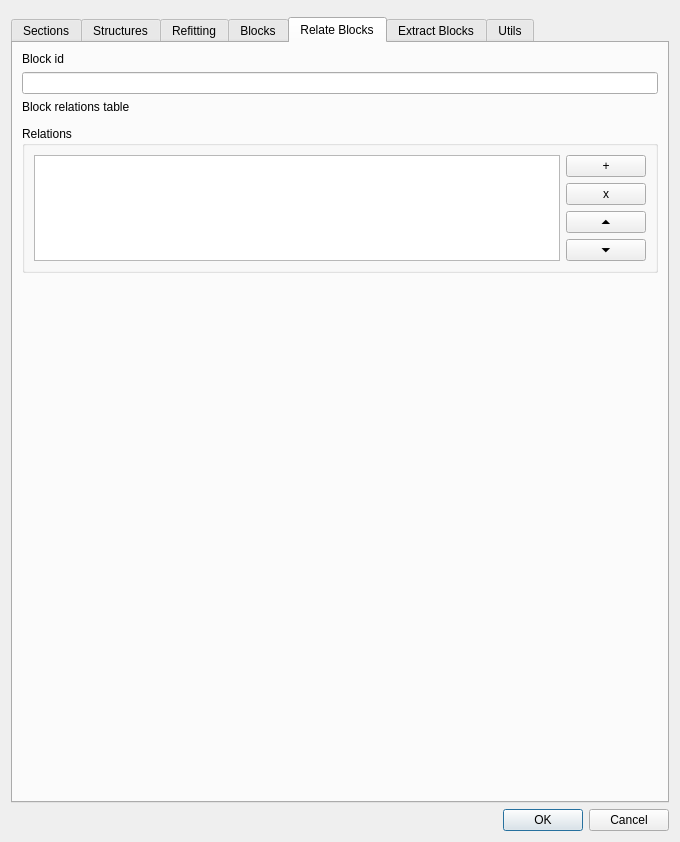
psigcat/sugartools, file sugar_tools_dialog.ui: the form before one commit.
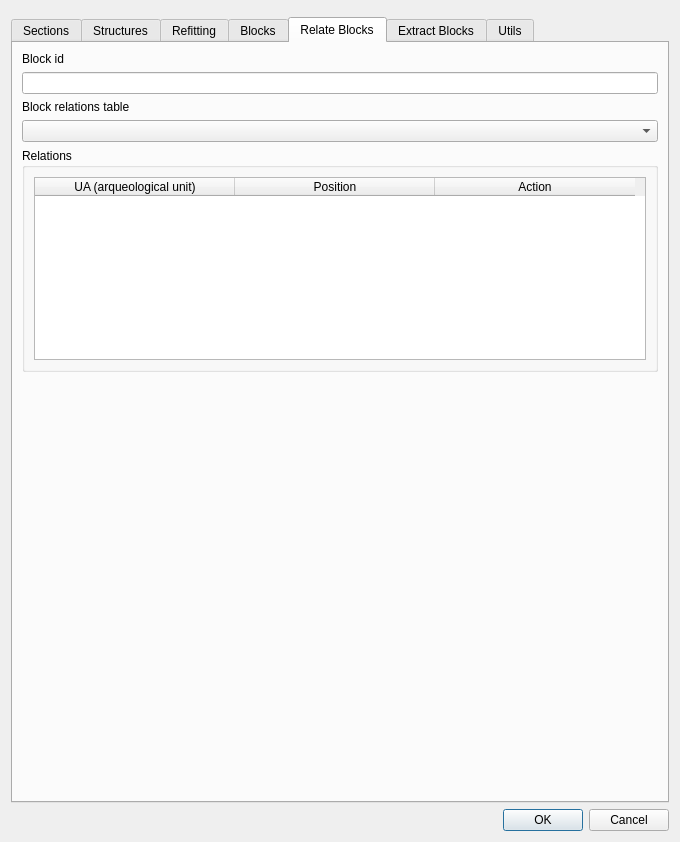
The form after the commit. The open tabs and pages were chosen to show the change. Custom widgets are drawn as their Qt base class.

Commit message: tool5: initial commit, see #5

Patch:
```diff
--- a/sugar_tools_dialog.ui
+++ b/sugar_tools_dialog.ui
@@ -746,7 +746,7 @@
         </widget>
        </item>
        <item>
-        <widget class="QgsFileWidget" name="relblocks_table"/>
+        <widget class="QgsMapLayerComboBox" name="relblocks_table"/>
        </item>
        <item>
         <widget class="QGroupBox" name="groupBox_7">
@@ -754,35 +754,26 @@
           <string>Relations</string>
          </property>
          <layout class="QGridLayout" name="gridLayout_15">
-          <item row="0" column="0" rowspan="4">
-           <widget class="QListView" name="relblocks_table_2"/>
-          </item>
-          <item row="0" column="1">
-           <widget class="QPushButton" name="relblocks_add_btn">
+          <item row="0" column="0">
+           <widget class="QTableWidget" name="relblocks_relations">
+            <attribute name="horizontalHeaderDefaultSectionSize">
+             <number>200</number>
+            </attribute>
+            <column>
             <property name="text">
-             <string>+</string>
-            </property>
-           </widget>
-          </item>
-          <item row="1" column="1">
-           <widget class="QPushButton" name="relblocks_remove_btn">
+              <string>UA (arqueological unit)</string>
+             </property>
+            </column>
+            <column>
             <property name="text">
-             <string>x</string>
-            </property>
-           </widget>
-          </item>
-          <item row="2" column="1">
-           <widget class="QPushButton" name="relblocks_up_btn">
+              <string>Position</string>
+             </property>
+            </column>
+            <column>
             <property name="text">
-             <string>⏶</string>
-            </property>
-           </widget>
-          </item>
-          <item row="3" column="1">
-           <widget class="QPushButton" name="relblocks_down_btn">
-            <property name="text">
-             <string>⏷</string>
-            </property>
+              <string>Action</string>
+             </property>
+            </column>
            </widget>
           </item>
          </layout>
```
Lines whose indentation alone changed are shown as unchanged. The commit also changes 3 other files.
